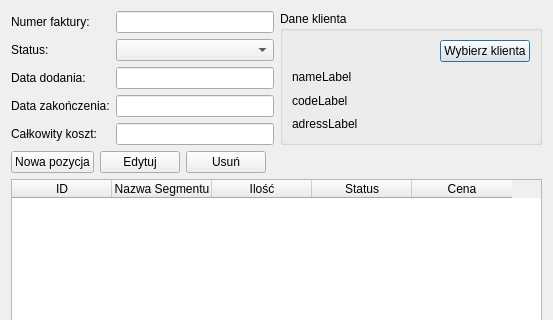
First picture: the form in app/ui/invoiceDialog.ui, repository HBuczynski/Fabryka_okien, before the edit; both pictures show x 0 to 553 and y 0 to 320 of the 553 by 672 pixel window.
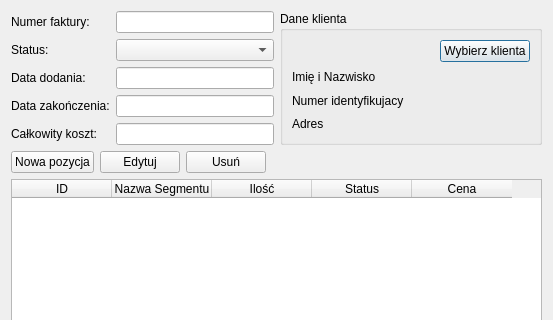
Second picture: the form after the edit.

Commit message: Added methods to manage invoice dialog.

What changed in the file:
```diff
--- a/app/ui/invoiceDialog.ui
+++ b/app/ui/invoiceDialog.ui
@@ -103,21 +103,21 @@
         <item>
          <widget class="QLabel" name="clientNameLabel">
           <property name="text">
-           <string>nameLabel</string>
+           <string>Imię i Nazwisko</string>
           </property>
          </widget>
         </item>
         <item>
          <widget class="QLabel" name="clientCodeLabel">
           <property name="text">
-           <string>codeLabel</string>
+           <string>Numer identyfikujacy</string>
           </property>
          </widget>
         </item>
         <item>
          <widget class="QLabel" name="clientAddressLabel">
           <property name="text">
-           <string>adressLabel</string>
+           <string>Adres</string>
           </property>
          </widget>
         </item>
```
The commit also changes 4 other files.
